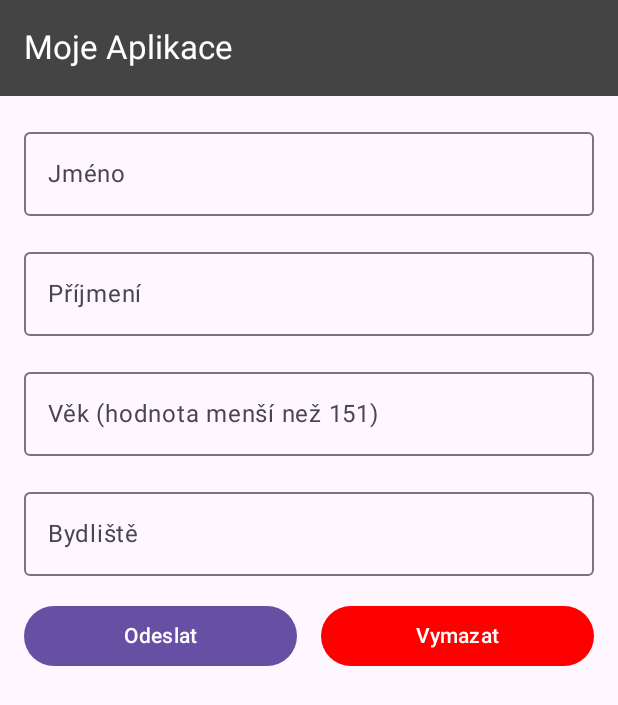
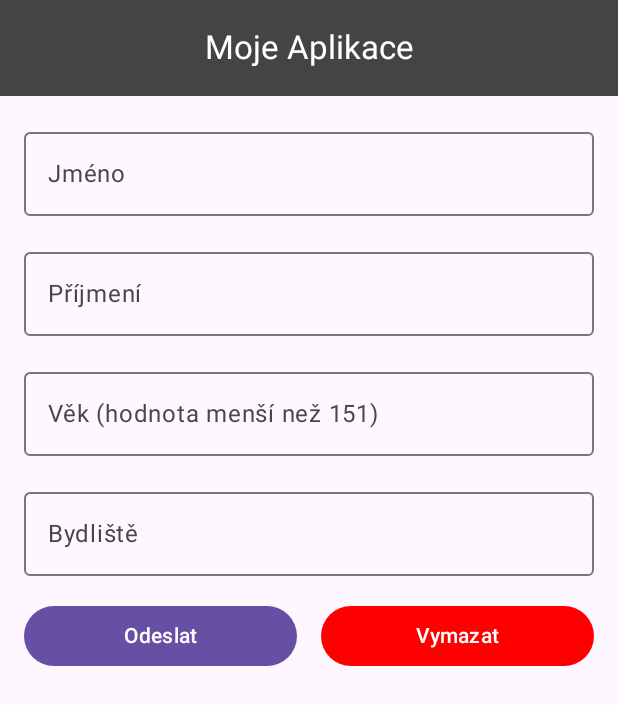
Before and after one commit to jaroslav-hron/github-jh-pma-2024, an Android app built with Jetpack Compose: the screen it shows after launch (MainActivity), on a phone screen of 412 x 824 dp. Shown: the top 705 px of the screen. Run offline under Robolectric (Android 15) with nearby library versions, the phone set to English and light mode, and no system bars.

Commit message:
#4 Text Center

```diff
--- a/MyApp05JetpackCompose/app/src/main/java/com/example/myapp05jetpackcompose/MainActivity.kt
+++ b/MyApp05JetpackCompose/app/src/main/java/com/example/myapp05jetpackcompose/MainActivity.kt
@@ -62,11 +62,15 @@ fun ComposeExample() {
     // Přidáme Scaffold, abychom mohli přidat TopAppBar
     Scaffold(
         topBar = {
-            TopAppBar(
-                title = { Text("Moje Aplikace", color = Color.White) }, // Nastaví barvu textu na bílou
+            CenterAlignedTopAppBar(  // Používá se CenterAlignedTopAppBar pro zarovnání textu na střed
+                title = {
+                    Text(
+                        "Moje Aplikace",
+                        color = Color.White  // Nastaví barvu textu na bílou
+                    )
+                },
                 colors = TopAppBarDefaults.centerAlignedTopAppBarColors(
-                    containerColor = Color.DarkGray,  // Nastaví pozadí na černé
-                    //titleContentColor = Color.White // Nastaví barvu textu na bílou
+                    containerColor = Color.DarkGray  // Nastaví pozadí na tmavě šedou
                 )
             )
         }
@@ -135,7 +139,7 @@ fun ComposeExample() {
                     modifier = Modifier.weight(1f),
                     colors = ButtonDefaults.buttonColors(
                         containerColor = Color(0xFFFF0000),  // Hexadecimální barva pro pozadí tlačítka
-                        contentColor = Color.White  // Barva textu na tlačítku
+                        contentColor = Color(0xFFFFFFFF)  // Barva textu na tlačítku
                     )
                 ) {
                     Text("Vymazat")
```
